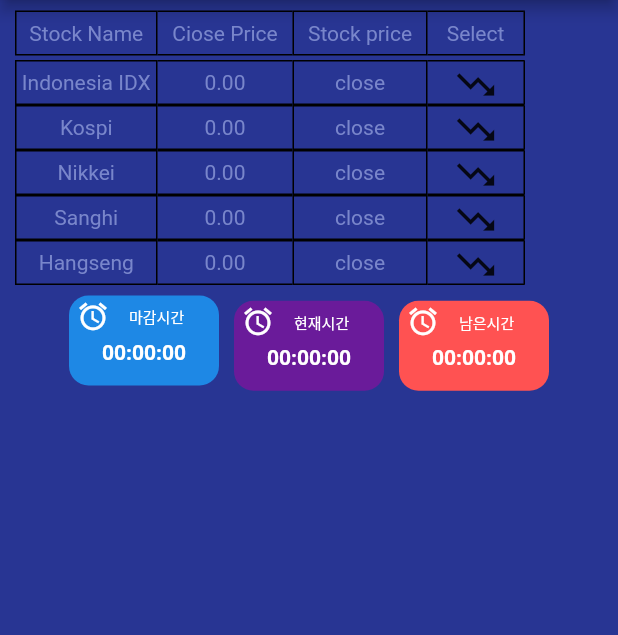
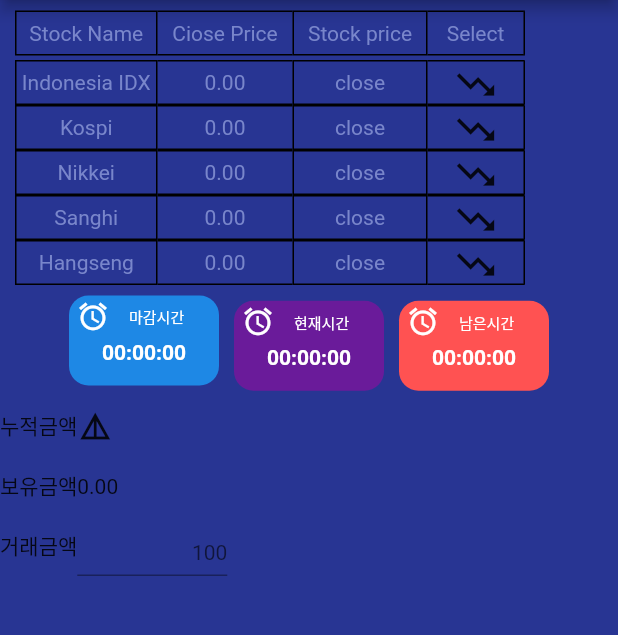
Before and after one commit to LeeSeulgi97/test_demo, a Flutter app: the screen it shows after launch, on a phone screen of 412 x 824 dp, the part 84-719 px from its top. Run offline on Flutter 3.47's test engine with Material 2 defaults, Android fonts, the phone set to English and light mode, and no system bars.

Commit message:
1. main파일에 cash_slot파일 추가및 연결 2. cash_slot 파일 생성및 기본 구성 추가 - 추가 수정 필요

```diff
--- /dev/null
+++ b/seven_bit_test_app/lib/cash_slot.dart
@@ -0,0 +1,43 @@
+import 'package:flutter/material.dart';
+
+Widget cash_slot(){
+  return Column(
+    children: <Widget>[
+      Container(
+        height: 40,
+        child: Row(
+          children: <Widget>[
+            Text('누적금액'),
+            Icon(Icons.details)
+          ],
+        ),
+        //누적금액 클릭시 밑으로 리스트 각항목별 금액
+      ),
+      Container(
+        height: 40,
+        child: Row(
+          children: <Widget>[
+            Text('보유금액'),
+            Text("0.00")
+          ],
+        ),
+      ),
+      Container(
+        height: 40,
+        child: Row(
+          children: <Widget>[
+            Text('거래금액'),
+            Container(
+              child: TextField(
+                style: TextStyle(fontSize: 14),
+                decoration: InputDecoration(hintText:'100'),
+                textAlign: TextAlign.right,
+              ),
+              width: 100,
+            ),
+          ],
+        ),
+      )
+    ],
+  );
+}
--- a/seven_bit_test_app/lib/main.dart
+++ b/seven_bit_test_app/lib/main.dart
@@ -1,6 +1,7 @@
 import 'package:flutter/material.dart';
 import 'first_List.dart';
 import 'time_slot.dart';
+import 'cash_slot.dart';
 
 void main() {
   runApp(MyApp());
@@ -45,6 +46,7 @@ class _MyHomePageState extends State<MyHomePage> {
                 children: <Widget>[
                   first_List(context),
                   time_slot(),
+                  cash_slot(),
                 ],
             ),
           ),
```
